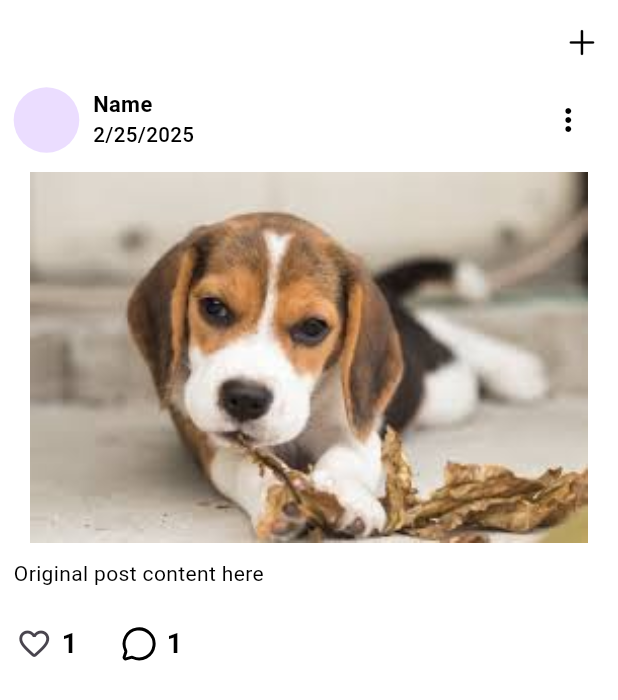
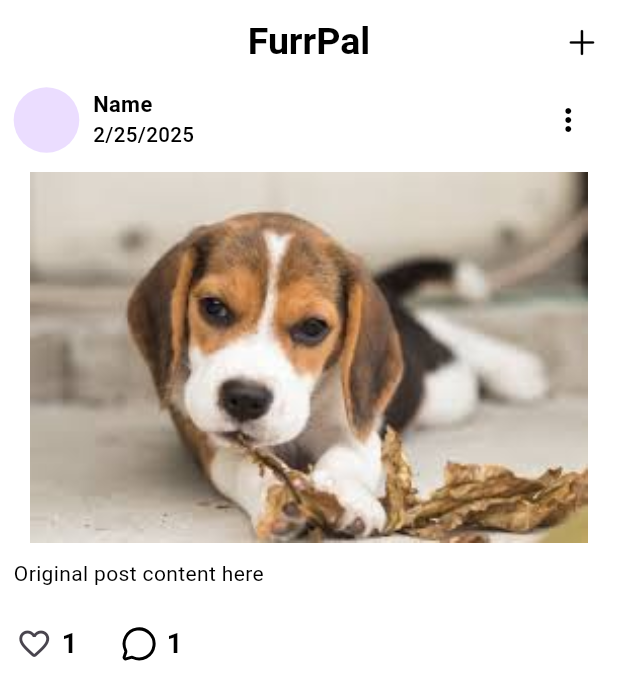
Before and after one commit to Chandupa04/furrpal, a Flutter app: the CommunityPage screen opened directly, on a phone screen of 412 x 824 dp. Shown: the top 700 px of the screen. Run offline on Flutter 3.47's test engine with Material 3 defaults, Android fonts, the phone set to English and light mode, and no system bars; our stand-ins replace cloud_firestore, email_validator, firebase_auth, firebase_core, firebase_storage, flutter_bloc and 6 more; missing offline and left inert: custom_check_box, platform_text; accounts and stored records are empty.

Commit message:
Changes in the app bar

```diff
--- a/lib/features/community/presentation/pages/community_page.dart
+++ b/lib/features/community/presentation/pages/community_page.dart
@@ -12,6 +12,26 @@
       // backgroundColor: primaryColor,
       appBar: AppBar(
         // backgroundColor: primaryColor,
+        backgroundColor: Colors.white,
+        elevation: 0,
+        leading: const SizedBox(width: 0), // Remove leading space
+        title: Container(
+          padding: const EdgeInsets.symmetric(vertical: 4.0),
+          child: Row(
+            mainAxisAlignment: MainAxisAlignment.center,
+            children: const [
+              Text(
+                "FurrPal",
+                style: TextStyle(
+                  fontSize: 25,
+                  fontWeight: FontWeight.bold,
+                  color: Colors.black,
+                ),
+              ),
+              SizedBox(width: 8),
+            ],
+          ),
+        ),
         automaticallyImplyLeading: false,
         actions: [
           IconButton(
--- a/lib/features/home/presentation/pages/community_page.dart
+++ /dev/null
@@ -1,10 +0,0 @@
-import 'package:flutter/material.dart';
-
-class CommunityPage extends StatelessWidget {
-  const CommunityPage({super.key});
-
-  @override
-  Widget build(BuildContext context) {
-    return const Scaffold();
-  }
-}
```
Also changed, not shown: lib/config/firebase_service.dart (+81 -13 lines), lib/features/home/presentation/pages/home_page.dart (+20 -3 lines), lib/features/notifications/presentation/pages/notification_page.dart (+17 -6 lines), lib/features/shop/presentation/pages/shop_page.dart (+18 -7 lines).
